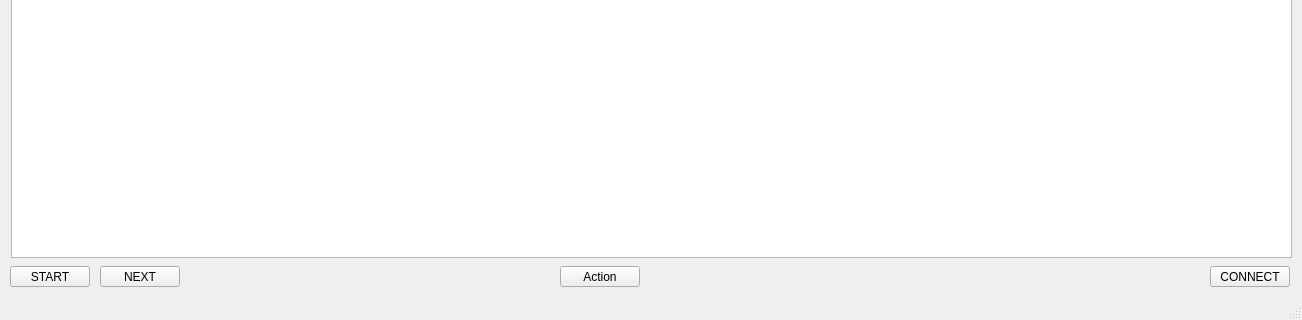
Old version of the form ui/mainwindow.ui in the repository AKZen/FontText_Perception; both pictures show x 0 to 1302 and y 351 to 671 of the 1302 by 671 pixel window.
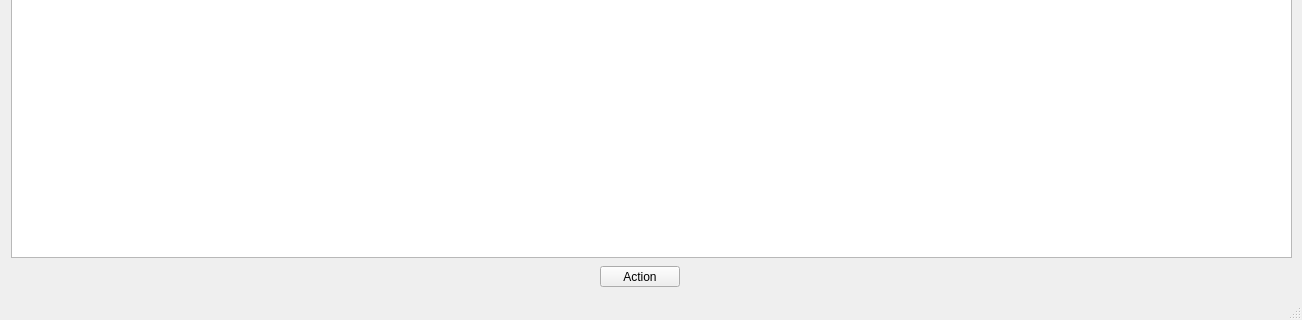
New version of the form.

The edit to the form file:
```diff
--- a/ui/mainwindow.ui
+++ b/ui/mainwindow.ui
@@ -14,57 +14,6 @@
    <string>MainWindow</string>
   </property>
   <widget class="QWidget" name="centralWidget">
-   <widget class="QPushButton" name="b_start">
-    <property name="enabled">
-     <bool>true</bool>
-    </property>
-    <property name="geometry">
-     <rect>
-      <x>10</x>
-      <y>600</y>
-      <width>80</width>
-      <height>21</height>
-     </rect>
-    </property>
-    <property name="cursor">
-     <cursorShape>PointingHandCursor</cursorShape>
-    </property>
-    <property name="text">
-     <string>START</string>
-    </property>
-   </widget>
-   <widget class="QPushButton" name="b_next">
-    <property name="geometry">
-     <rect>
-      <x>100</x>
-      <y>600</y>
-      <width>80</width>
-      <height>21</height>
-     </rect>
-    </property>
-    <property name="cursor">
-     <cursorShape>PointingHandCursor</cursorShape>
-    </property>
-    <property name="text">
-     <string>NEXT</string>
-    </property>
-   </widget>
-   <widget class="QPushButton" name="b_connect">
-    <property name="geometry">
-     <rect>
-      <x>1210</x>
-      <y>600</y>
-      <width>80</width>
-      <height>21</height>
-     </rect>
-    </property>
-    <property name="cursor">
-     <cursorShape>PointingHandCursor</cursorShape>
-    </property>
-    <property name="text">
-     <string>CONNECT</string>
-    </property>
-   </widget>
    <widget class="QTextBrowser" name="text_browser">
     <property name="geometry">
      <rect>
@@ -78,7 +27,7 @@
    <widget class="QPushButton" name="action_button">
     <property name="geometry">
      <rect>
-      <x>560</x>
+      <x>600</x>
       <y>600</y>
       <width>80</width>
       <height>21</height>
```
